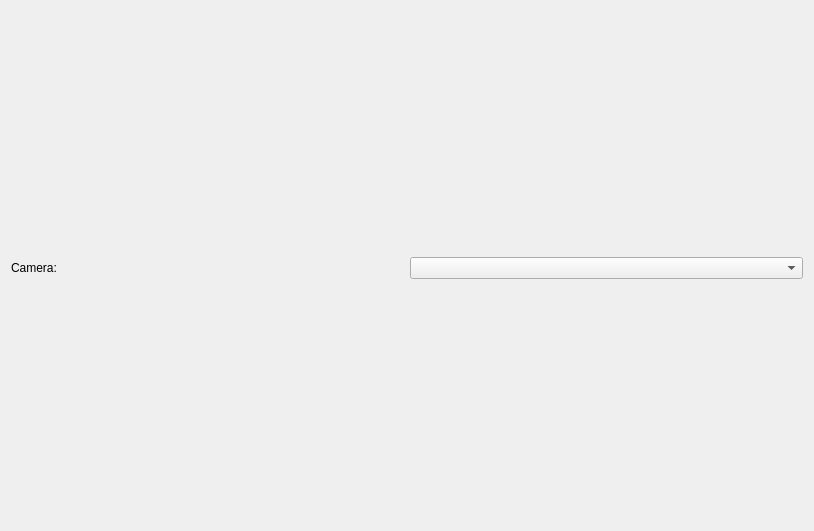
First picture: the form in firefly/sample_viewer.ui, repository spc-group/haven, before the edit.
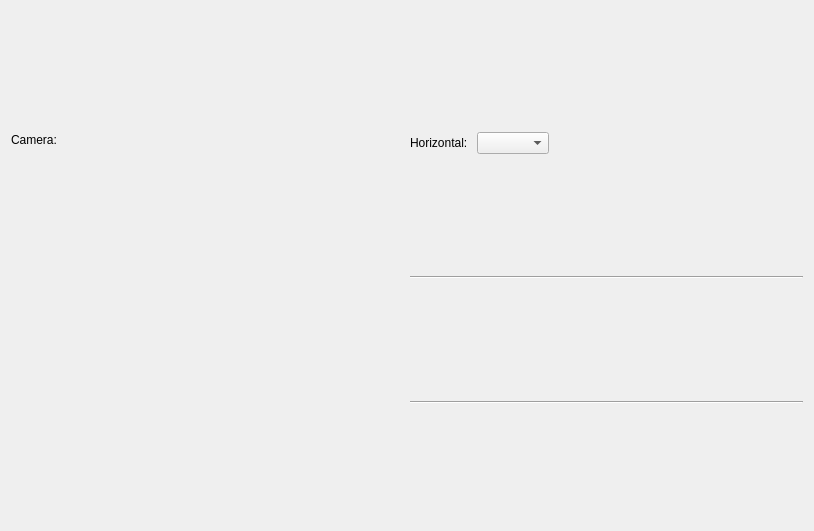
Second picture: the form after the edit. Custom widgets are drawn as their Qt base class.

Diff of the .ui file:
```diff
--- a/firefly/sample_viewer.ui
+++ b/firefly/sample_viewer.ui
@@ -13,55 +13,114 @@
   <property name="windowTitle">
    <string>Form</string>
   </property>
-  <layout class="QVBoxLayout" name="verticalLayout_3">
+  <layout class="QHBoxLayout" name="horizontalLayout">
    <item>
-    <layout class="QHBoxLayout" name="horizontalLayout">
+    <layout class="QVBoxLayout" name="verticalLayout">
      <item>
-      <layout class="QVBoxLayout" name="verticalLayout_2">
+      <layout class="QHBoxLayout" name="horizontalLayout_2">
+       <property name="topMargin">
+        <number>5</number>
+       </property>
        <item>
-        <widget class="PyDMImageView" name="PyDMImageView">
+        <widget class="PyDMLabel" name="PyDMLabel">
+         <property name="sizePolicy">
+          <sizepolicy hsizetype="Minimum" vsizetype="Preferred">
+           <horstretch>0</horstretch>
+           <verstretch>0</verstretch>
+          </sizepolicy>
+         </property>
          <property name="toolTip">
           <string/>
          </property>
+         <property name="text">
+          <string>Camera:</string>
+         </property>
         </widget>
        </item>
        <item>
-        <layout class="QGridLayout" name="gridLayout">
-         <item row="0" column="0">
-          <widget class="PyDMLabel" name="PyDMLabel">
-           <property name="sizePolicy">
-            <sizepolicy hsizetype="Minimum" vsizetype="Preferred">
-             <horstretch>0</horstretch>
-             <verstretch>0</verstretch>
-            </sizepolicy>
-           </property>
-           <property name="toolTip">
-            <string/>
-           </property>
+        <widget class="PyDMLabel" name="PyDMLabel_2">
+         <property name="toolTip">
+          <string/>
+         </property>
+        </widget>
+       </item>
+       <item>
+        <spacer name="horizontalSpacer_2">
+         <property name="orientation">
+          <enum>Qt::Horizontal</enum>
+         </property>
+         <property name="sizeHint" stdset="0">
+          <size>
+           <width>40</width>
+           <height>20</height>
+          </size>
+         </property>
+        </spacer>
+       </item>
+      </layout>
+     </item>
+     <item>
+      <widget class="PyDMImageView" name="PyDMImageView">
+       <property name="toolTip">
+        <string/>
+       </property>
+      </widget>
+     </item>
+    </layout>
+   </item>
+   <item>
+    <layout class="QVBoxLayout" name="verticalLayout_2">
+     <item>
+      <layout class="QVBoxLayout" name="verticalLayout_3">
+       <item>
+        <layout class="QHBoxLayout" name="horizontalLayout_3">
+         <property name="topMargin">
+          <number>5</number>
+         </property>
+         <item>
+          <widget class="QLabel" name="label">
            <property name="text">
-            <string>Camera:</string>
+            <string>Horizontal: </string>
            </property>
           </widget>
          </item>
-         <item row="0" column="1">
+         <item>
           <widget class="PyDMEnumComboBox" name="PyDMEnumComboBox">
-           <property name="sizePolicy">
-            <sizepolicy hsizetype="Minimum" vsizetype="Fixed">
-             <horstretch>0</horstretch>
-             <verstretch>0</verstretch>
-            </sizepolicy>
-           </property>
            <property name="toolTip">
             <string/>
            </property>
           </widget>
          </item>
+         <item>
+          <spacer name="horizontalSpacer">
+           <property name="orientation">
+            <enum>Qt::Horizontal</enum>
+           </property>
+           <property name="sizeHint" stdset="0">
+            <size>
+             <width>40</width>
+             <height>20</height>
+            </size>
+           </property>
+          </spacer>
+         </item>
         </layout>
        </item>
       </layout>
      </item>
      <item>
-      <layout class="QVBoxLayout" name="verticalLayout"/>
+      <widget class="Line" name="line">
+       <property name="orientation">
+        <enum>Qt::Horizontal</enum>
+       </property>
+      </widget>
+     </item>
+     <item>
+      <widget class="Line" name="line_2">
+       <property name="orientation">
+        <enum>Qt::Horizontal</enum>
+       </property>
+      </widget>
      </item>
     </layout>
    </item>
```
